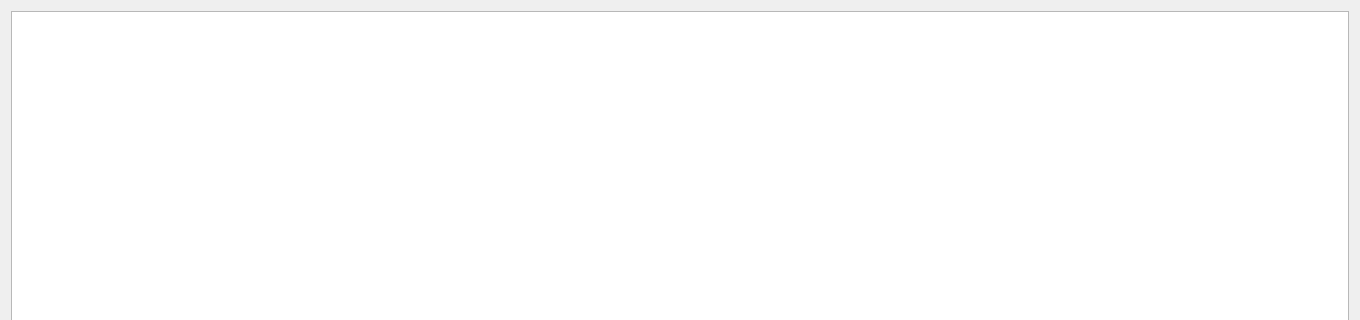
The window that dbjornal.ui (vlarry/emulator) describes before a commit, drawn with Qt 5; both pictures show x 0 to 1360 and y 0 to 320 of the 1360 by 692 pixel window.
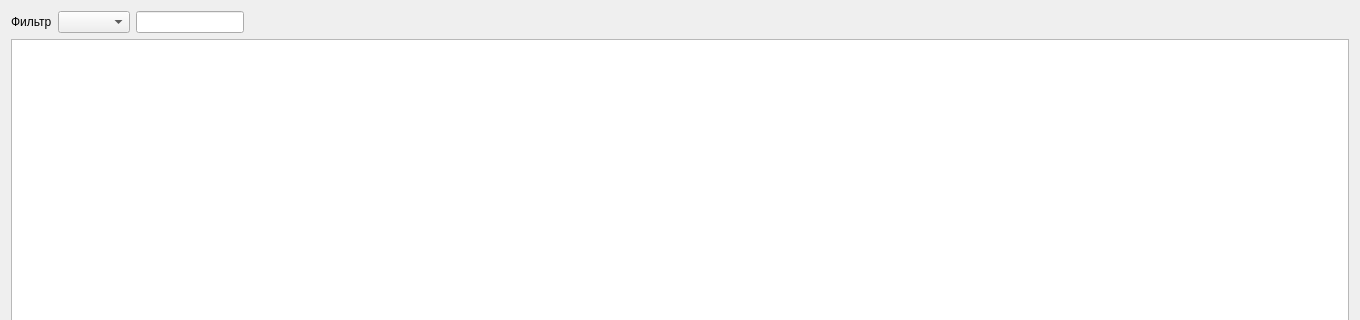
The same window after the commit.

Commit message: Реализация функции фильтрации данных в Журнале БД.

Diff of the .ui file:
```diff
--- a/dbjornal.ui
+++ b/dbjornal.ui
@@ -17,6 +17,50 @@
    <string>Form</string>
   </property>
   <layout class="QVBoxLayout" name="verticalLayout">
+   <item>
+    <layout class="QHBoxLayout" name="horizontalLayout">
+     <item>
+      <widget class="QLabel" name="label">
+       <property name="text">
+        <string>Фильтр</string>
+       </property>
+      </widget>
+     </item>
+     <item>
+      <widget class="QComboBox" name="comboBoxColumnFilter">
+       <property name="sizePolicy">
+        <sizepolicy hsizetype="Maximum" vsizetype="Fixed">
+         <horstretch>0</horstretch>
+         <verstretch>0</verstretch>
+        </sizepolicy>
+       </property>
+      </widget>
+     </item>
+     <item>
+      <widget class="QLineEdit" name="lineEditFilter">
+       <property name="sizePolicy">
+        <sizepolicy hsizetype="Minimum" vsizetype="Fixed">
+         <horstretch>0</horstretch>
+         <verstretch>0</verstretch>
+        </sizepolicy>
+       </property>
+      </widget>
+     </item>
+     <item>
+      <spacer name="horizontalSpacer">
+       <property name="orientation">
+        <enum>Qt::Horizontal</enum>
+       </property>
+       <property name="sizeHint" stdset="0">
+        <size>
+         <width>40</width>
+         <height>20</height>
+        </size>
+       </property>
+      </spacer>
+     </item>
+    </layout>
+   </item>
    <item>
     <widget class="QTableWidget" name="tableWidgetDbSerialNumber">
      <property name="font">
```
The commit also changes 2 other files.
